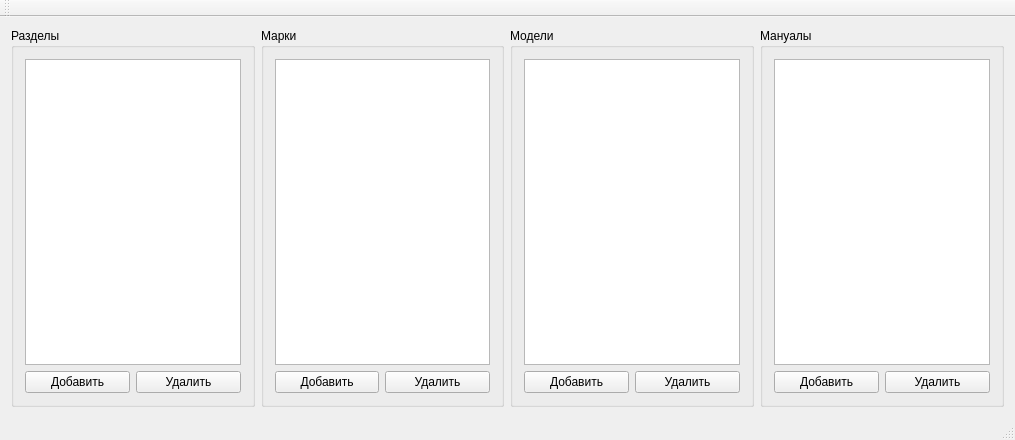
This is mainwindow.ui in balamyt92/ManualBase as Qt 5 draws it before an edit. The edited form follows.
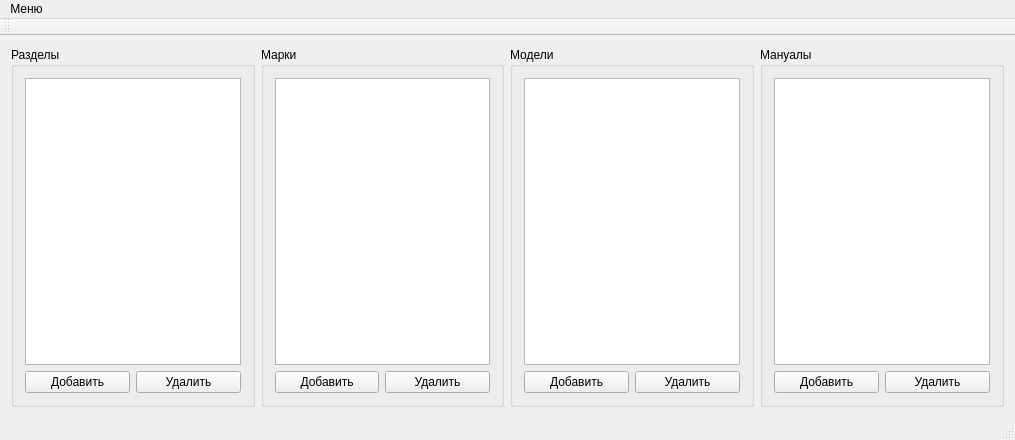
This is the edited form.

Commit message: Добавлены фалы шаблонов для формирования страниц

```diff
--- a/mainwindow.ui
+++ b/mainwindow.ui
@@ -130,6 +130,15 @@
      <height>27</height>
     </rect>
    </property>
+   <widget class="QMenu" name="menu">
+    <property name="title">
+     <string>Меню</string>
+    </property>
+    <addaction name="action_Settings"/>
+    <addaction name="action_Template"/>
+    <addaction name="action_Make"/>
+   </widget>
+   <addaction name="menu"/>
   </widget>
   <widget class="QToolBar" name="mainToolBar">
    <attribute name="toolBarArea">
```
Left out of the diff: 15 changed lines with no effect on the pictures. The commit also changes 2 other files.
